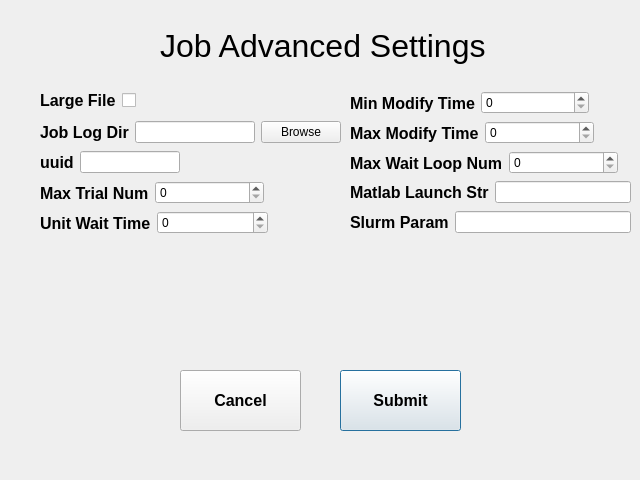
Above: jobadvanced.ui from abcucberkeley/PetaKit5D-GUI before the change. Below: the same form after it.
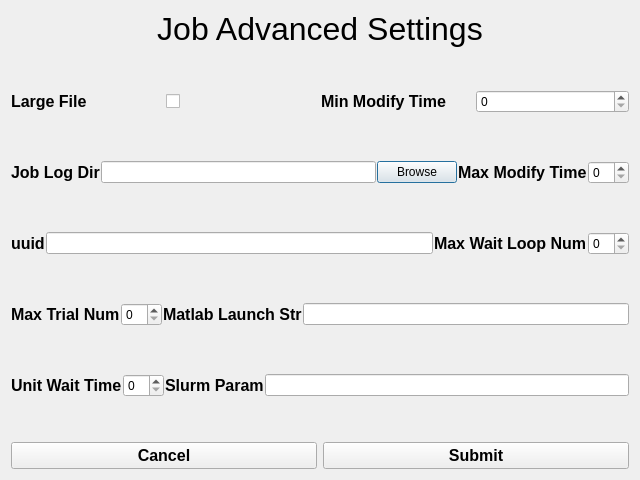
That is the form after the change.

Commit message: Job Advanced Settings is now dynamic

```diff
--- a/jobadvanced.ui
+++ b/jobadvanced.ui
@@ -13,15 +13,11 @@
   <property name="windowTitle">
    <string>Job Advanced Settings</string>
   </property>
+  <layout class="QGridLayout" name="gridLayout" rowstretch="0,10,0">
+   <item row="0" column="0">
+    <layout class="QVBoxLayout" name="verticalLayout">
+     <item>
   <widget class="QLabel" name="jobAdvancedSettingsLabel">
-   <property name="geometry">
-    <rect>
-     <x>160</x>
-     <y>10</y>
-     <width>361</width>
-     <height>71</height>
-    </rect>
-   </property>
    <property name="font">
     <font>
      <pointsize>24</pointsize>
@@ -30,56 +26,21 @@
    <property name="text">
     <string>Job Advanced Settings</string>
    </property>
-  </widget>
-  <widget class="QPushButton" name="submitButton">
-   <property name="geometry">
-    <rect>
-     <x>340</x>
-     <y>370</y>
-     <width>121</width>
-     <height>61</height>
-    </rect>
-   </property>
-   <property name="font">
-    <font>
-     <pointsize>12</pointsize>
-     <weight>75</weight>
-     <bold>true</bold>
-    </font>
-   </property>
-   <property name="text">
-    <string>Submit</string>
-   </property>
-  </widget>
-  <widget class="QPushButton" name="cancelButton">
-   <property name="geometry">
-    <rect>
-     <x>180</x>
-     <y>370</y>
-     <width>121</width>
-     <height>61</height>
-    </rect>
-   </property>
-   <property name="font">
-    <font>
-     <pointsize>12</pointsize>
-     <weight>75</weight>
-     <bold>true</bold>
-    </font>
-   </property>
-   <property name="text">
-    <string>Cancel</string>
-   </property>
-  </widget>
-  <widget class="QWidget" name="layoutWidget">
-   <property name="geometry">
-    <rect>
-     <x>40</x>
-     <y>90</y>
-     <width>112</width>
-     <height>21</height>
-    </rect>
-   </property>
+       <property name="alignment">
+        <set>Qt::AlignHCenter|Qt::AlignTop</set>
+       </property>
+      </widget>
+     </item>
+    </layout>
+   </item>
+   <item row="1" column="0">
+    <layout class="QVBoxLayout" name="verticalLayout_3">
+     <property name="spacing">
+      <number>1</number>
+     </property>
+     <item>
+      <layout class="QHBoxLayout" name="horizontalLayout_14">
+       <item>
    <layout class="QHBoxLayout" name="horizontalLayout">
     <item>
      <widget class="QLabel" name="largeFileLabel">
@@ -106,48 +67,11 @@
      </widget>
     </item>
    </layout>
-  </widget>
-  <widget class="QWidget" name="layoutWidget">
-   <property name="geometry">
-    <rect>
-     <x>40</x>
-     <y>150</y>
-     <width>140</width>
-     <height>25</height>
-    </rect>
-   </property>
-   <layout class="QHBoxLayout" name="horizontalLayout_2">
-    <item>
-     <widget class="QLabel" name="uuidLabel">
-      <property name="font">
-       <font>
-        <pointsize>12</pointsize>
-        <weight>75</weight>
-        <bold>true</bold>
-       </font>
-      </property>
-      <property name="text">
-       <string>uuid</string>
-      </property>
-     </widget>
     </item>
     <item>
-     <widget class="QLineEdit" name="uuidLineEdit"/>
-    </item>
-   </layout>
-  </widget>
-  <widget class="QWidget" name="layoutWidget">
-   <property name="geometry">
-    <rect>
-     <x>40</x>
-     <y>180</y>
-     <width>224</width>
-     <height>26</height>
-    </rect>
-   </property>
-   <layout class="QHBoxLayout" name="horizontalLayout_3">
+        <layout class="QHBoxLayout" name="horizontalLayout_6">
     <item>
-     <widget class="QLabel" name="maxTrialNumLabel">
+          <widget class="QLabel" name="minModifyTimeLabel">
       <property name="font">
        <font>
         <pointsize>12</pointsize>
@@ -156,53 +80,36 @@
        </font>
       </property>
       <property name="text">
-       <string>Max Trial Num</string>
+            <string>Min Modify Time</string>
       </property>
      </widget>
     </item>
     <item>
-     <widget class="QSpinBox" name="maxTrialNumSpinBox"/>
-    </item>
-   </layout>
-  </widget>
-  <widget class="QWidget" name="layoutWidget">
-   <property name="geometry">
-    <rect>
-     <x>40</x>
-     <y>210</y>
-     <width>228</width>
-     <height>26</height>
-    </rect>
-   </property>
-   <layout class="QHBoxLayout" name="horizontalLayout_4">
+          <widget class="QSpinBox" name="minModifyTimeSpinBox"/>
+         </item>
+        </layout>
+       </item>
+      </layout>
+     </item>
     <item>
-     <widget class="QLabel" name="unitWaitTimeLabel">
-      <property name="font">
-       <font>
-        <pointsize>12</pointsize>
-        <weight>75</weight>
-        <bold>true</bold>
-       </font>
-      </property>
-      <property name="text">
-       <string>Unit Wait Time</string>
-      </property>
-     </widget>
+      <spacer name="verticalSpacer">
+       <property name="orientation">
+        <enum>Qt::Vertical</enum>
+       </property>
+       <property name="sizeType">
+        <enum>QSizePolicy::Preferred</enum>
+       </property>
+       <property name="sizeHint" stdset="0">
+        <size>
+         <width>20</width>
+         <height>10</height>
+        </size>
+       </property>
+      </spacer>
     </item>
     <item>
-     <widget class="QSpinBox" name="unitWaitTimeSpinBox"/>
-    </item>
-   </layout>
-  </widget>
-  <widget class="QWidget" name="layoutWidget">
-   <property name="geometry">
-    <rect>
-     <x>40</x>
-     <y>120</y>
-     <width>301</width>
-     <height>25</height>
-    </rect>
-   </property>
+      <layout class="QHBoxLayout" name="horizontalLayout_15">
+       <item>
    <layout class="QHBoxLayout" name="horizontalLayout_5">
     <item>
      <widget class="QLabel" name="jobLogDirLabel">
@@ -233,45 +140,8 @@
      </widget>
     </item>
    </layout>
-  </widget>
-  <widget class="QWidget" name="layoutWidget">
-   <property name="geometry">
-    <rect>
-     <x>350</x>
-     <y>90</y>
-     <width>239</width>
-     <height>26</height>
-    </rect>
-   </property>
-   <layout class="QHBoxLayout" name="horizontalLayout_6">
-    <item>
-     <widget class="QLabel" name="minModifyTimeLabel">
-      <property name="font">
-       <font>
-        <pointsize>12</pointsize>
-        <weight>75</weight>
-        <bold>true</bold>
-       </font>
-      </property>
-      <property name="text">
-       <string>Min Modify Time</string>
-      </property>
-     </widget>
     </item>
     <item>
-     <widget class="QSpinBox" name="minModifyTimeSpinBox"/>
-    </item>
-   </layout>
-  </widget>
-  <widget class="QWidget" name="layoutWidget">
-   <property name="geometry">
-    <rect>
-     <x>350</x>
-     <y>120</y>
-     <width>244</width>
-     <height>26</height>
-    </rect>
-   </property>
    <layout class="QHBoxLayout" name="horizontalLayout_7">
     <item>
      <widget class="QLabel" name="maxModifyTimeLabel">
@@ -291,16 +161,49 @@
      <widget class="QSpinBox" name="maxModifyTimeSpinBox"/>
     </item>
    </layout>
-  </widget>
-  <widget class="QWidget" name="layoutWidget">
-   <property name="geometry">
-    <rect>
-     <x>350</x>
-     <y>150</y>
-     <width>268</width>
-     <height>26</height>
-    </rect>
-   </property>
+       </item>
+      </layout>
+     </item>
+     <item>
+      <spacer name="verticalSpacer_2">
+       <property name="orientation">
+        <enum>Qt::Vertical</enum>
+       </property>
+       <property name="sizeType">
+        <enum>QSizePolicy::Preferred</enum>
+       </property>
+       <property name="sizeHint" stdset="0">
+        <size>
+         <width>20</width>
+         <height>10</height>
+        </size>
+       </property>
+      </spacer>
+     </item>
+     <item>
+      <layout class="QHBoxLayout" name="horizontalLayout_16">
+       <item>
+        <layout class="QHBoxLayout" name="horizontalLayout_2">
+         <item>
+          <widget class="QLabel" name="uuidLabel">
+           <property name="font">
+            <font>
+             <pointsize>12</pointsize>
+             <weight>75</weight>
+             <bold>true</bold>
+            </font>
+           </property>
+           <property name="text">
+            <string>uuid</string>
+           </property>
+          </widget>
+         </item>
+         <item>
+          <widget class="QLineEdit" name="uuidLineEdit"/>
+         </item>
+        </layout>
+       </item>
+       <item>
    <layout class="QHBoxLayout" name="horizontalLayout_8">
     <item>
      <widget class="QLabel" name="maxWaitLoopNumLabel">
@@ -320,16 +223,49 @@
      <widget class="QSpinBox" name="maxWaitLoopNumSpinBox"/>
     </item>
    </layout>
-  </widget>
-  <widget class="QWidget" name="layoutWidget">
-   <property name="geometry">
-    <rect>
-     <x>350</x>
-     <y>180</y>
-     <width>281</width>
-     <height>25</height>
-    </rect>
-   </property>
+       </item>
+      </layout>
+     </item>
+     <item>
+      <spacer name="verticalSpacer_3">
+       <property name="orientation">
+        <enum>Qt::Vertical</enum>
+       </property>
+       <property name="sizeType">
+        <enum>QSizePolicy::Preferred</enum>
+       </property>
+       <property name="sizeHint" stdset="0">
+        <size>
+         <width>20</width>
+         <height>10</height>
+        </size>
+       </property>
+      </spacer>
+     </item>
+     <item>
+      <layout class="QHBoxLayout" name="horizontalLayout_17">
+       <item>
+        <layout class="QHBoxLayout" name="horizontalLayout_3">
+         <item>
+          <widget class="QLabel" name="maxTrialNumLabel">
+           <property name="font">
+            <font>
+             <pointsize>12</pointsize>
+             <weight>75</weight>
+             <bold>true</bold>
+            </font>
+           </property>
+           <property name="text">
+            <string>Max Trial Num</string>
+           </property>
+          </widget>
+         </item>
+         <item>
+          <widget class="QSpinBox" name="maxTrialNumSpinBox"/>
+         </item>
+        </layout>
+       </item>
+       <item>
    <layout class="QHBoxLayout" name="horizontalLayout_9">
     <item>
      <widget class="QLabel" name="matlabLaunchStrLabel">
@@ -353,16 +289,49 @@
      </widget>
     </item>
    </layout>
-  </widget>
-  <widget class="QWidget" name="layoutWidget">
-   <property name="geometry">
-    <rect>
-     <x>350</x>
-     <y>210</y>
-     <width>281</width>
-     <height>25</height>
-    </rect>
-   </property>
+       </item>
+      </layout>
+     </item>
+     <item>
+      <spacer name="verticalSpacer_4">
+       <property name="orientation">
+        <enum>Qt::Vertical</enum>
+       </property>
+       <property name="sizeType">
+        <enum>QSizePolicy::Preferred</enum>
+       </property>
+       <property name="sizeHint" stdset="0">
+        <size>
+         <width>20</width>
+         <height>10</height>
+        </size>
+       </property>
+      </spacer>
+     </item>
+     <item>
+      <layout class="QHBoxLayout" name="horizontalLayout_18">
+       <item>
+        <layout class="QHBoxLayout" name="horizontalLayout_4">
+         <item>
+          <widget class="QLabel" name="unitWaitTimeLabel">
+           <property name="font">
+            <font>
+             <pointsize>12</pointsize>
+             <weight>75</weight>
+             <bold>true</bold>
+            </font>
+           </property>
+           <property name="text">
+            <string>Unit Wait Time</string>
+           </property>
+          </widget>
+         </item>
+         <item>
+          <widget class="QSpinBox" name="unitWaitTimeSpinBox"/>
+         </item>
+        </layout>
+       </item>
+       <item>
    <layout class="QHBoxLayout" name="horizontalLayout_10">
     <item>
      <widget class="QLabel" name="slurmParamLabel">
@@ -386,7 +355,44 @@
      </widget>
     </item>
    </layout>
-  </widget>
+       </item>
+      </layout>
+     </item>
+    </layout>
+   </item>
+   <item row="2" column="0">
+    <layout class="QHBoxLayout" name="horizontalLayout_11">
+     <item>
+      <widget class="QPushButton" name="cancelButton">
+       <property name="font">
+        <font>
+         <pointsize>12</pointsize>
+         <weight>75</weight>
+         <bold>true</bold>
+        </font>
+       </property>
+       <property name="text">
+        <string>Cancel</string>
+       </property>
+      </widget>
+     </item>
+     <item>
+      <widget class="QPushButton" name="submitButton">
+       <property name="font">
+        <font>
+         <pointsize>12</pointsize>
+         <weight>75</weight>
+         <bold>true</bold>
+        </font>
+       </property>
+       <property name="text">
+        <string>Submit</string>
+       </property>
+      </widget>
+     </item>
+    </layout>
+   </item>
+  </layout>
  </widget>
  <resources/>
  <connections/>
```
Lines whose indentation alone changed are shown as unchanged.
